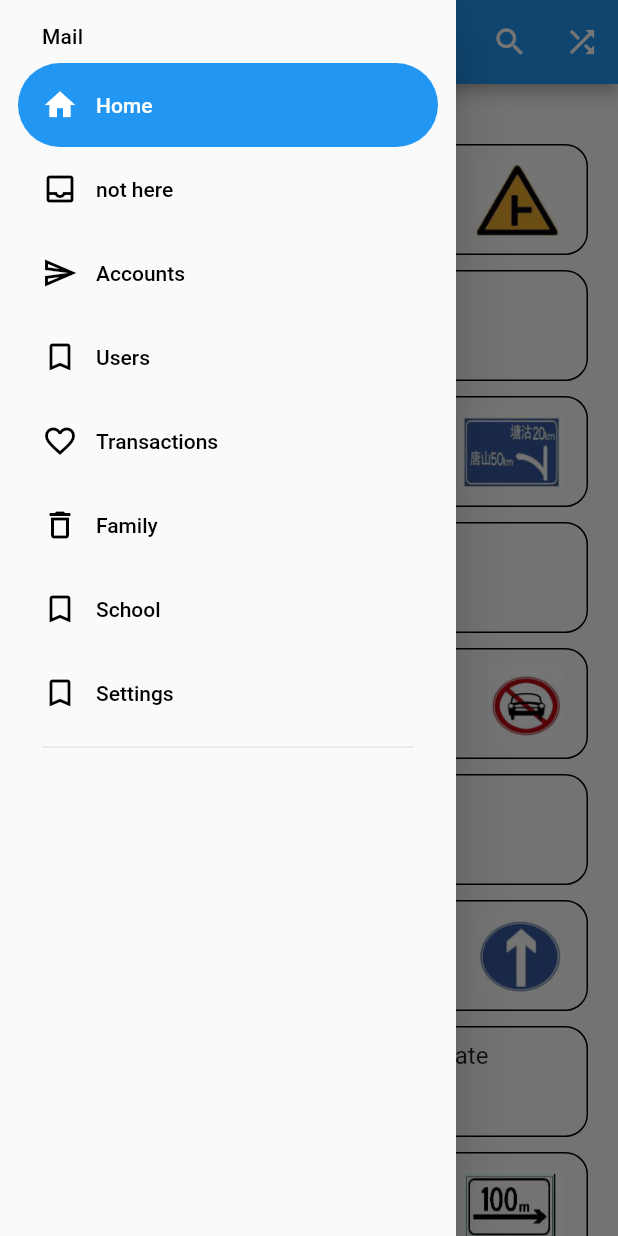
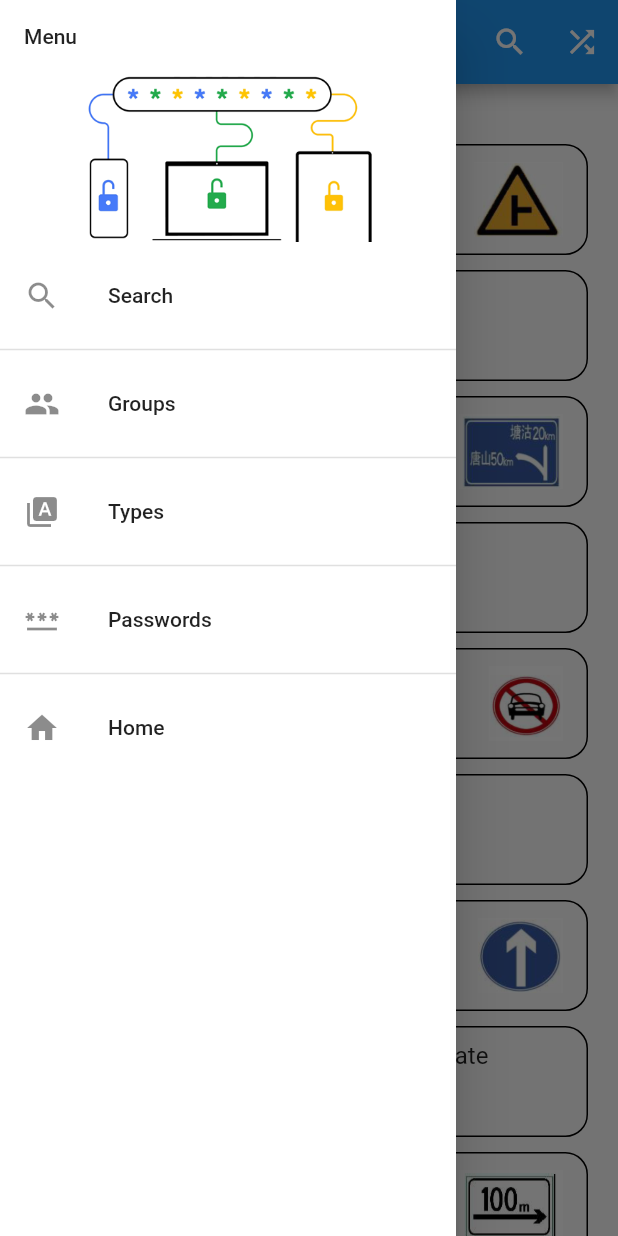
Before and after one commit to namdegnah5352/china, a Flutter app: the screen it shows after launch, with the side drawer open, on a phone screen of 412 x 824 dp. Run offline on Flutter 3.47's test engine with Material 2 defaults, Android fonts, the phone set to English and light mode, and no system bars.

Commit message:
search facility added with question and correct answer text searched

```diff
--- a/lib/screens/app_drawer.dart
+++ b/lib/screens/app_drawer.dart
@@ -1,59 +1,85 @@
+//System
 import 'package:flutter/material.dart';
+import '../calls/question_calls.dart' as calls;
+import '../config/app_colors.dart';
+import '../data/question.dart';
 
-class AppDrawer extends StatefulWidget {
-  const AppDrawer({super.key});
-
-  @override
-  State<AppDrawer> createState() => _AppDrawerState();
-}
-
-class _AppDrawerState extends State<AppDrawer> {
-  int navDrawerIndex = 0;
+class AppDrawer extends StatelessWidget {
+  final List<Question> questions;
+  const AppDrawer(this.questions, {super.key});
 
   @override
   Widget build(BuildContext context) {
-    return NavigationDrawer(
-      onDestinationSelected: (selectedIndex) {
-        setState(() {
-          navDrawerIndex = selectedIndex;
-          // Destination.values[navDrawerIndex].function();
-          Navigator.pop(context);
-        });
-      },
-      selectedIndex: navDrawerIndex,
-      children: <Widget>[
-        Padding(
-          padding: const EdgeInsets.fromLTRB(28, 16, 16, 10),
-          child: Text(
-            'Mail',
-            style: Theme.of(context).textTheme.titleSmall,
+    return Drawer(
+      backgroundColor: simplyWhite,
+      child: ListView(
+        padding: EdgeInsets.zero,
+        children: <Widget>[
+          const DrawerHeader(
+            decoration: BoxDecoration(
+              color: Colors.white,
+              image: DecorationImage(
+                image: AssetImage('assets/images/drawer_top.png'),
+                fit: BoxFit.cover,
+              ),
+            ),
+            child: Text('Menu'),
           ),
-        ),
-        ...Destination.values.map((destination) {
-          return NavigationDrawerDestination(
-            label: Text(destination.label),
-            icon: destination.iconOutlined,
-            selectedIcon: destination.icon,
-          );
-        }),
-        const Divider(indent: 28, endIndent: 28),
-      ],
+          ListTile(
+            contentPadding: const EdgeInsets.symmetric(vertical: 0, horizontal: 16),
+            leading: const Icon(Icons.search),
+            title: const Text('Search'),
+            onTap: () async {
+              Navigator.pop(context);
+              await calls.loadSearchPage(context, questions);
+            },
+          ),
+          const Divider(
+            thickness: 1.0,
+          ),
+          ListTile(
+            leading: const Icon(Icons.group),
+            title: const Text('Groups'),
+            onTap: () async {
+              Navigator.pop(context);
+              // await calls.loadGroups();
+            },
+          ),
+          const Divider(
+            thickness: 1.0,
+          ),
+          ListTile(
+            leading: const Icon(Icons.type_specimen),
+            title: const Text('Types'),
+            onTap: () async {
+              Navigator.pop(context);
+              // await calls.loadTypes();
+            },
+          ),
+          const Divider(
+            thickness: 1.0,
+          ),
+          ListTile(
+            leading: const Icon(Icons.password),
+            title: const Text('Passwords'),
+            onTap: () async {
+              Navigator.pop(context);
+              // await calls.loadPasswords();
+            },
+          ),
+          const Divider(
+            thickness: 1.0,
+          ),
+          ListTile(
+            leading: const Icon(Icons.home),
+            title: const Text('Home'),
+            onTap: () async {
+              Navigator.pop(context);
+              // await calls.search();
+            },
+          ),
+        ],
+      ),
     );
   }
 }
-
-enum Destination {
-  home('Home', Icon(Icons.home_outlined), Icon(Icons.home)),
-  user('not here', Icon(Icons.inbox_outlined), Icon(Icons.inbox)),
-  accounts('Accounts', Icon(Icons.send_outlined), Icon(Icons.send)),
-  users('Users', Icon(Icons.bookmark_border), Icon(Icons.bookmark)),
-  transactions('Transactions', Icon(Icons.favorite_outline), Icon(Icons.favorite)),
-  family('Family', Icon(Icons.delete_outline), Icon(Icons.delete)),
-  school('School', Icon(Icons.bookmark_border), Icon(Icons.bookmark)),
-  work('Settings', Icon(Icons.bookmark_border), Icon(Icons.bookmark));
-
-  const Destination(this.label, this.iconOutlined, this.icon);
-  final String label;
-  final Widget iconOutlined;
-  final Widget icon;
-}
--- a/lib/screens/question_search.dart
+++ b/lib/screens/question_search.dart
@@ -17,7 +17,7 @@ class _QuestionSearchState extends State<QuestionSearch> {
   @override
   Widget build(BuildContext context) {
     return Scaffold(
-      drawer: AppDrawer(),
+      drawer: AppDrawer(widget.questions),
       appBar: AppBar(
         title: const Text('Questions'),
         actions: [
--- a/pubspec.yaml
+++ b/pubspec.yaml
@@ -20,4 +20,5 @@ flutter:
 
   assets:
     - assets/images/questions/
+    - assets/images/
     - assets/json/
```
Also changed, not shown: lib/calls/question_calls.dart (+8 -0 lines), lib/calls/search_calls.dart (added, +35 -0 lines), lib/config/app_colors.dart (added, +23 -0 lines), lib/config/text_styles.dart (added, +96 -0 lines), lib/screens/question_search_screen.dart (added, +121 -0 lines), assets/images/drawer_top.png (added).
